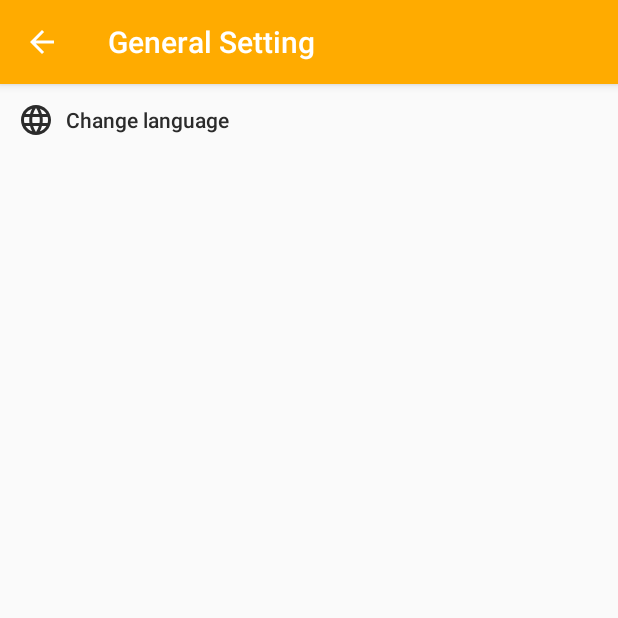
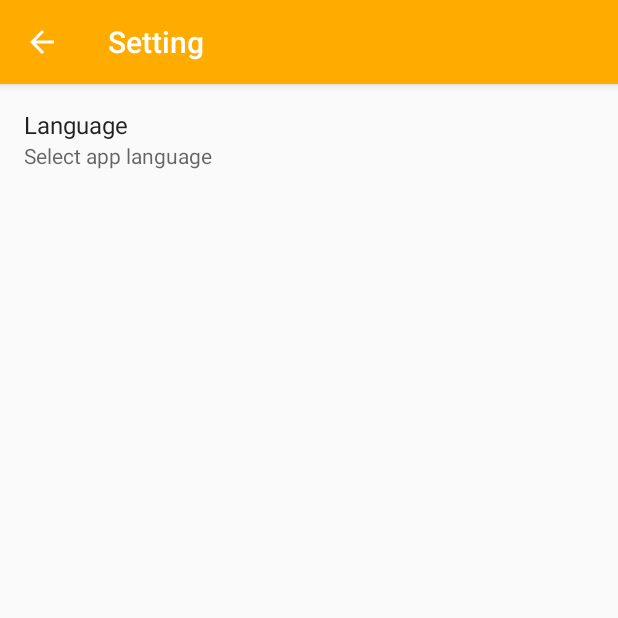
Before and after one commit to mustofa-id/amber-movie, an Android app: the SettingActivity screen opened directly, with no data from a screen before it, on a phone screen of 412 x 824 dp, the top half of it. Run offline under Robolectric (Android 15) with nearby library versions, the phone set to English and light mode, and no system bars; our stand-ins replace androidx.preference.

Commit message:
Using Support Preference for setting screen

```diff
--- a/app/src/main/java/id/mustofa/app/amber/base/BaseAppCompatActivity.java
+++ b/app/src/main/java/id/mustofa/app/amber/base/BaseAppCompatActivity.java
@@ -9,13 +9,14 @@ import id.mustofa.app.amber.util.LocaleHelper;
 /**
  * @author Habib Mustofa
  * Indonesia on 08/07/19.
+ *
+ * This base activity trigger on create
  */
 public abstract class BaseAppCompatActivity extends AppCompatActivity {
 
   @Override
   protected void onCreate(@Nullable Bundle savedInstanceState) {
-    LocaleHelper localeHelper = LocaleHelper.getInstance();
-    localeHelper.updateLocale(this);
+    LocaleHelper.updateLocale(this);
     super.onCreate(savedInstanceState);
   }
 }
--- /dev/null
+++ b/app/src/main/java/id/mustofa/app/amber/setting/SettingActionListener.java
@@ -0,0 +1,10 @@
+package id.mustofa.app.amber.setting;
+
+/**
+ * @author Habib Mustofa
+ * Indonesia on 10/07/19.
+ */
+public interface SettingActionListener {
+
+  void onPreferenceChanged(boolean forceViewUpdate);
+}
--- a/app/src/main/java/id/mustofa/app/amber/setting/SettingActivity.java
+++ b/app/src/main/java/id/mustofa/app/amber/setting/SettingActivity.java
@@ -1,47 +1,56 @@
 package id.mustofa.app.amber.setting;
 
-import android.app.Activity;
-import android.content.Intent;
 import android.os.Bundle;
-import android.view.Gravity;
-import android.view.Menu;
+import android.support.v4.app.FragmentTransaction;
+import android.support.v7.app.ActionBar;
 import android.view.MenuItem;
-import android.view.View;
-import android.widget.PopupMenu;
-
-import java.util.Objects;
 
 import id.mustofa.app.amber.R;
 import id.mustofa.app.amber.base.BaseAppCompatActivity;
-import id.mustofa.app.amber.movie.MovieActivity;
-import id.mustofa.app.amber.splash.SplashActivity;
-import id.mustofa.app.amber.util.LocaleHelper;
 
 /**
  * @author Habib Mustofa
  * Indonesia on 06/07/19.
  */
-public class SettingActivity extends BaseAppCompatActivity {
+public class SettingActivity extends BaseAppCompatActivity implements SettingActionListener {
 
-  private boolean mHasChange;
+  public static final int RESULT_NEED_UPDATE = 868;
+
+  private static final String KEY_NEED_UPDATE = "_NEED_UPDATE_";
+
+  private boolean mViewNeedUpdate;
 
   @Override
   protected void onCreate(Bundle savedInstanceState) {
     super.onCreate(savedInstanceState);
     setContentView(R.layout.activity_setting);
-    Objects.requireNonNull(getSupportActionBar()).setDisplayHomeAsUpEnabled(true);
+
+    if (savedInstanceState != null) {
+      mViewNeedUpdate = savedInstanceState.getBoolean(KEY_NEED_UPDATE);
+    }
+
+    setupActionBar();
+    addSettingFragment();
+  }
+
+  private void setupActionBar() {
+    ActionBar actionBar = getSupportActionBar();
+    if (actionBar != null) {
+      actionBar.setDisplayHomeAsUpEnabled(true);
+      actionBar.setTitle(R.string.title_setting);
+    }
+  }
+
+  private void addSettingFragment() {
+    final FragmentTransaction transaction = getSupportFragmentManager().beginTransaction();
+    transaction.add(R.id.fl_setting_parent, new SettingFragment());
+    transaction.commit();
   }
 
   @Override
   public void onBackPressed() {
-    if (mHasChange) {
-      Intent intent = new Intent(this, MovieActivity.class);
-      startActivity(intent);
-      setResult(RESULT_OK);
-      finish();
-    } else {
-      super.onBackPressed();
-    }
+    if (mViewNeedUpdate) setResult(RESULT_NEED_UPDATE);
+    super.onBackPressed();
   }
 
   @Override
@@ -50,19 +59,17 @@ public class SettingActivity extends BaseAppCompatActivity {
     return super.onOptionsItemSelected(item);
   }
 
-  public void onChangeLanguage(View view) {
-    PopupMenu popup = new PopupMenu(this, view, Gravity.CENTER);
-    Menu menu = popup.getMenu();
-    menu.add(0, 0, 0, R.string.title_lang_english);
-    menu.add(0, 1, 1, R.string.title_lang_indonesia);
-    popup.setOnMenuItemClickListener(item -> {
-      String langId = item.getItemId() == 0 ? "en" : "in";
-      LocaleHelper localeHelper = LocaleHelper.getInstance();
-      localeHelper.updateLocale(this, langId);
-      mHasChange = true;
-      onBackPressed();
-      return true;
-    });
-    popup.show();
+  @Override
+  public void onPreferenceChanged(boolean forceViewUpdate) {
+    this.mViewNeedUpdate = forceViewUpdate;
+    if (forceViewUpdate) recreate();
+  }
+
+  @Override
+  protected void onSaveInstanceState(Bundle outState) {
+    // Hold mViewNeedUpdate value to overcome change
+    // due onPreferenceChanged trigger recreate method
+    outState.putBoolean(KEY_NEED_UPDATE, mViewNeedUpdate);
+    super.onSaveInstanceState(outState);
   }
 }
--- /dev/null
+++ b/app/src/main/java/id/mustofa/app/amber/setting/SettingFragment.java
@@ -0,0 +1,62 @@
+package id.mustofa.app.amber.setting;
+
+import android.content.Context;
+import android.content.SharedPreferences;
+import android.os.Bundle;
+import android.support.v7.preference.PreferenceFragmentCompat;
+
+import id.mustofa.app.amber.R;
+
+/**
+ * @author Habib Mustofa
+ * Indonesia on 10/07/19.
+ */
+public class SettingFragment extends PreferenceFragmentCompat {
+
+  private String mKeyLang;
+  private SharedPreferences mPreferences;
+  private SettingActionListener mActionListener;
+
+  @Override
+  public void onAttach(Context context) {
+    super.onAttach(context);
+    if (context instanceof SettingActionListener) {
+      this.mActionListener = (SettingActionListener) context;
+    }
+  }
+
+  @Override
+  public void onCreatePreferences(Bundle bundle, String s) {
+    addPreferencesFromResource(R.xml.preferences);
+    mPreferences = getPreferenceScreen().getSharedPreferences();
+    setupPreferences();
+  }
+
+  private void setupPreferences() {
+    mKeyLang = getString(R.string.key_prefs_lang);
+  }
+
+  @Override
+  public void onResume() {
+    super.onResume();
+    mPreferences.registerOnSharedPreferenceChangeListener(this::onPrefsChanged);
+  }
+
+  @Override
+  public void onPause() {
+    super.onPause();
+    mPreferences.unregisterOnSharedPreferenceChangeListener(this::onPrefsChanged);
+  }
+
+  private void onPrefsChanged(@SuppressWarnings("unused") SharedPreferences prefs, String key) {
+    if (key.equals(mKeyLang) && getActivity() != null) {
+      if (mActionListener != null) mActionListener.onPreferenceChanged(true);
+    }
+  }
+
+  @Override
+  public void onDetach() {
+    super.onDetach();
+    this.mActionListener = null;
+  }
+}
--- a/app/src/main/java/id/mustofa/app/amber/util/LocaleHelper.java
+++ b/app/src/main/java/id/mustofa/app/amber/util/LocaleHelper.java
@@ -1,12 +1,16 @@
 package id.mustofa.app.amber.util;
 
 import android.content.Context;
+import android.content.SharedPreferences;
 import android.content.res.Configuration;
 import android.content.res.Resources;
 import android.support.annotation.NonNull;
+import android.support.v7.preference.PreferenceManager;
 import android.util.DisplayMetrics;
 
 import java.util.Locale;
+
+import id.mustofa.app.amber.R;
 
 /**
  * @author Habib Mustofa
@@ -14,33 +18,13 @@ import java.util.Locale;
  */
 public class LocaleHelper {
 
-  private static LocaleHelper sInstance;
+  public static void updateLocale(@NonNull Context context) {
+    final String defaultLang = context.getResources().getStringArray(R.array.prefs_entryValues_lang)[0];
+    final SharedPreferences prefs = PreferenceManager.getDefaultSharedPreferences(context);
+    final String lang = prefs.getString(context.getString(R.string.key_prefs_lang), defaultLang);
 
-  private String mCurrentLocale;
-
-  private LocaleHelper() {}
-
-  public static LocaleHelper getInstance() {
-    if (sInstance == null) {
-      synchronized (LocaleHelper.class) {
-        if (sInstance == null) {
-          sInstance = new LocaleHelper();
-        }
-      }
-    }
-    return sInstance;
-  }
-
-  public void updateLocale(@NonNull Context context) {
-    if (mCurrentLocale == null || mCurrentLocale.isEmpty()) return;
-    updateLocale(context, mCurrentLocale);
-  }
-
-  public void updateLocale(@NonNull Context context, @NonNull String langId) {
-    mCurrentLocale = langId;
     Resources resources = context.getResources();
-
-    Locale locale = new Locale(langId);
+    Locale locale = new Locale(lang);
     Locale.setDefault(locale);
 
     Configuration configuration = new Configuration();
--- a/app/src/main/res/layout/activity_setting.xml
+++ b/app/src/main/res/layout/activity_setting.xml
@@ -1,21 +1,7 @@
 <?xml version="1.0" encoding="utf-8"?>
-<android.support.constraint.ConstraintLayout xmlns:android="http://schemas.android.com/apk/res/android"
-  xmlns:app="http://schemas.android.com/apk/res-auto"
+<FrameLayout xmlns:android="http://schemas.android.com/apk/res/android"
   xmlns:tools="http://schemas.android.com/tools"
+  android:id="@+id/fl_setting_parent"
   android:layout_width="match_parent"
   android:layout_height="match_parent"
-  tools:context=".setting.SettingActivity">
-
-  <Button
-    style="@style/AppTheme.Button.ItemSetting"
-    android:layout_width="0dp"
-    android:layout_height="wrap_content"
-    android:drawableStart="@drawable/ic_language_black_24dp"
-    android:drawablePadding="@dimen/component_padding_small"
-    android:onClick="onChangeLanguage"
-    android:text="@string/text_setting_language"
-    android:textAlignment="textStart"
-    app:layout_constraintEnd_toEndOf="parent"
-    app:layout_constraintStart_toStartOf="parent"
-    app:layout_constraintTop_toTopOf="parent" />
-</android.support.constraint.ConstraintLayout>
+  tools:context=".setting.SettingActivity" />
--- /dev/null
+++ b/app/src/main/res/values/arrays.xml
@@ -0,0 +1,13 @@
+<?xml version="1.0" encoding="utf-8"?>
+<resources>
+
+  <string-array name="prefs_entries_lang">
+    <item>Indonesia</item>
+    <item>English</item>
+  </string-array>
+  <string-array name="prefs_entryValues_lang">
+    <item>in</item>
+    <item>en</item>
+  </string-array>
+
+</resources>
--- a/app/src/main/res/values/strings.xml
+++ b/app/src/main/res/values/strings.xml
@@ -3,14 +3,17 @@
 
   <string name="title_tab_movie">Movie</string>
   <string name="title_tab_tv">TV Show</string>
-  <string name="title_setting">General Setting</string>
+  <string name="title_setting">Setting</string>
   <string name="title_lang_english">English</string>
   <string name="title_lang_indonesia">Indonesia</string>
+  <string name="title_prefs_lang">Language</string>
 
   <string name="desc_poster_image">Poster image</string>
   <string name="desc_backdrop_image">Backdrop image</string>
+  <string name="desc_prefs_lang">Select app language</string>
 
   <string name="action_settings">Settings</string>
+  <string name="action_cancel">Cancel</string>
 
   <string name="error_unknown">Something went wrong!</string>
 
@@ -31,6 +34,8 @@
   <string name="text_subheading_original_language">Original Language</string>
   <string name="text_subheading_original_title">Original Title</string>
 
+  <string name="key_prefs_lang" translatable="false">prefs_lang</string>
+
   <string name="mock_popularity" translatable="false">442.543</string>
   <string name="mock_vote_count" translatable="false">216</string>
   <string name="mock_english" translatable="false">English</string>
--- /dev/null
+++ b/app/src/main/res/xml/preferences.xml
@@ -0,0 +1,13 @@
+<?xml version="1.0" encoding="utf-8"?>
+<PreferenceScreen xmlns:android="http://schemas.android.com/apk/res/android"
+  xmlns:app="http://schemas.android.com/apk/res-auto">
+
+  <ListPreference
+    android:entries="@array/prefs_entries_lang"
+    android:entryValues="@array/prefs_entryValues_lang"
+    android:key="@string/key_prefs_lang"
+    android:negativeButtonText="@string/action_cancel"
+    android:summary="@string/desc_prefs_lang"
+    android:title="@string/title_prefs_lang"
+    app:iconSpaceReserved="false" />
+</PreferenceScreen>
```
Also changed, not shown: app/src/main/java/id/mustofa/app/amber/movie/MovieActivity.java (+8 -2 lines), 1 other file.
